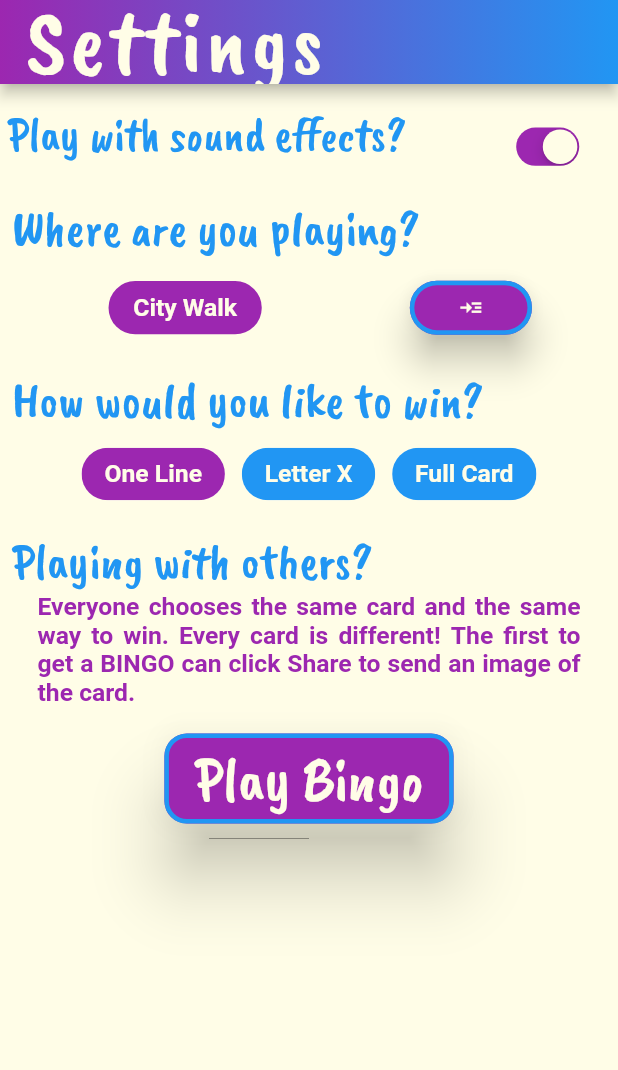
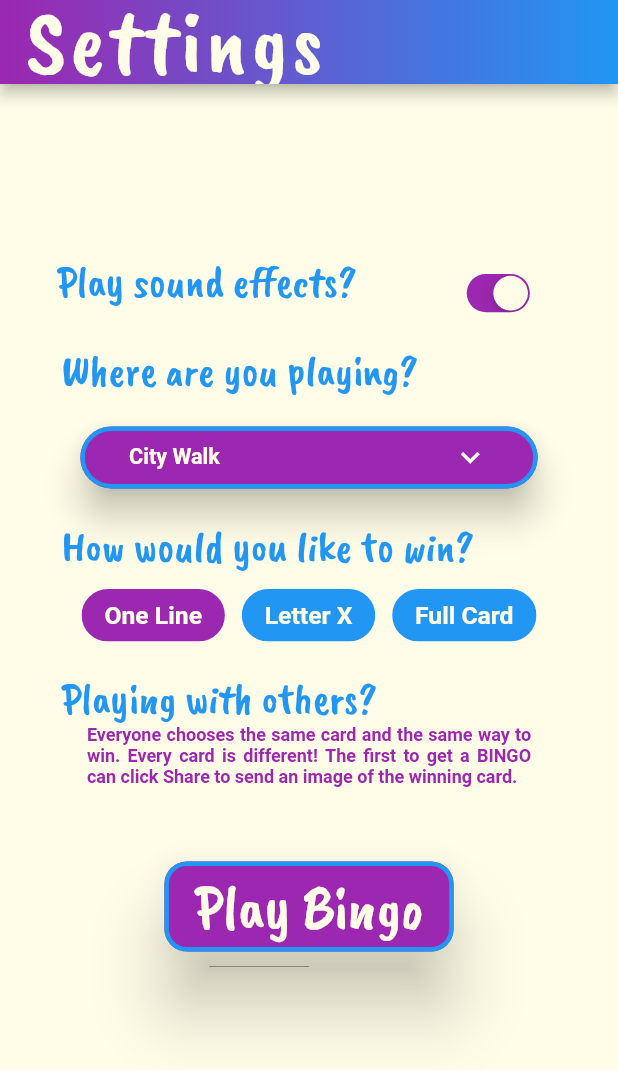
Before and after one commit to emac62/scavenger_bingo, a Flutter app: the screen it shows after launch, after a tap on "Start", on a phone screen of 412 x 824 dp. Shown: the top 1070 px of the screen. Run offline on Flutter 3.47's test engine with Material 2 defaults, Android fonts, the phone set to English and light mode, and no system bars; drawn by our look-alikes of auto_size_text; our stand-ins replace audioplayers, google_mobile_ads, line_awesome_flutter, new_gradient_app_bar, screenshot, share_plus and 1 more; missing offline and left inert: material_dialogs; network calls fail.

Commit message:
add settings prefs

```diff
--- a/lib/intro.dart
+++ b/lib/intro.dart
@@ -1,6 +1,8 @@
 import 'package:auto_size_text/auto_size_text.dart';
 import 'package:flutter/material.dart';
 import 'package:new_gradient_app_bar/new_gradient_app_bar.dart';
+import 'package:provider/provider.dart';
+import 'package:scavenger_hunt_bingo/providers/settings_provider.dart';
 import 'package:scavenger_hunt_bingo/settings.dart';
 import 'package:scavenger_hunt_bingo/widgets/audio.dart';
 import 'package:scavenger_hunt_bingo/widgets/size_config.dart';
@@ -16,9 +18,11 @@ class IntroPage extends StatefulWidget {
 
 class _IntroPageState extends State<IntroPage> {
   bool withSound = true;
+
   @override
   Widget build(BuildContext context) {
     SizeConfig().init(context);
+    var settingsProvider = Provider.of<SettingsProvider>(context);
     return Scaffold(
       appBar: NewGradientAppBar(
         automaticallyImplyLeading: false,
@@ -135,13 +139,11 @@ class _IntroPageState extends State<IntroPage> {
                   padding: const EdgeInsets.fromLTRB(0, 8, 0, 10),
                   child: ElevatedButton(
                     onPressed: () {
-                      playSound('magicalSlice2.mp3');
+                      if (settingsProvider.withSound)
+                        playSound('magicalSlice2.mp3');
                       Navigator.push(
                         context,
-                        MaterialPageRoute(
-                            builder: (context) => SettingsPage(
-                                  withSound: withSound,
-                                )),
+                        MaterialPageRoute(builder: (context) => SettingsPage()),
                       );
                     },
                     child: Padding(
--- a/lib/main.dart
+++ b/lib/main.dart
@@ -1,6 +1,8 @@
 import 'package:flutter/material.dart';
 import 'package:google_mobile_ads/google_mobile_ads.dart';
+import 'package:provider/provider.dart';
 import 'package:scavenger_hunt_bingo/intro.dart';
+import 'package:scavenger_hunt_bingo/providers/settings_provider.dart';
 
 List<String> testDeviceIDs = [
   "8E3C44E0453B296DEDFBA106CDBB59CC", // Samsung S5
@@ -22,7 +24,9 @@ void main() async {
       testDeviceIds: testDeviceIDs);
   MobileAds.instance.updateRequestConfiguration(requestConfiguration);
 
-  runApp(ScavengerBingo());
+  runApp(MultiProvider(
+      providers: [ChangeNotifierProvider(create: (_) => SettingsProvider())],
+      child: ScavengerBingo()));
 }
 
 class ScavengerBingo extends StatefulWidget {
--- /dev/null
+++ b/lib/providers/settings_provider.dart
@@ -0,0 +1,55 @@
+import 'package:flutter/material.dart';
+import 'package:shared_preferences/shared_preferences.dart';
+
+class SettingsProvider with ChangeNotifier {
+  late bool _withSound;
+  late String _selectedBoard;
+  late String _selectedPattern;
+
+  SettingsProvider() {
+    _withSound = true;
+    _selectedBoard = "City Walk";
+    _selectedPattern = "One Line";
+    loadPreferences();
+  }
+
+  bool get withSound => _withSound;
+  String get selectedBoard => _selectedBoard;
+  String get selectedPattern => _selectedPattern;
+
+  void setWithSound(bool withSound) {
+    _withSound = withSound;
+    notifyListeners();
+    savePreferences();
+  }
+
+  void setBoard(String selectedBoard) {
+    _selectedBoard = selectedBoard;
+    notifyListeners();
+    savePreferences();
+  }
+
+  void setPattern(String selectedPattern) {
+    _selectedPattern = selectedPattern;
+    notifyListeners();
+    savePreferences();
+  }
+
+  savePreferences() async {
+    SharedPreferences prefs = await SharedPreferences.getInstance();
+    prefs.setBool('withSound', _withSound);
+    prefs.setString('selectedBoard', _selectedBoard);
+    prefs.setString('selectedPattern', _selectedPattern);
+  }
+
+  loadPreferences() async {
+    SharedPreferences prefs = await SharedPreferences.getInstance();
+    bool? withSound = prefs.getBool('withSound');
+    String? selectedBoard = prefs.getString('selectedBoard');
+    String? selectedPattern = prefs.getString('selectedPattern');
+
+    if (withSound != null) setWithSound(withSound);
+    if (selectedPattern != null) setPattern(selectedPattern);
+    if (selectedBoard != null) setBoard(selectedBoard);
+  }
+}
--- a/lib/settings.dart
+++ b/lib/settings.dart
@@ -2,27 +2,49 @@ import 'package:auto_size_text/auto_size_text.dart';
 import 'package:flutter/cupertino.dart';
 import 'package:flutter/material.dart';
 import 'package:new_gradient_app_bar/new_gradient_app_bar.dart';
+import 'package:provider/provider.dart';
 import 'package:scavenger_hunt_bingo/game_board.dart';
+import 'package:scavenger_hunt_bingo/providers/settings_provider.dart';
 import 'package:scavenger_hunt_bingo/widgets/audio.dart';
 import 'package:scavenger_hunt_bingo/widgets/banner_ad_widget.dart';
 import 'package:scavenger_hunt_bingo/widgets/size_config.dart';
+import 'package:shared_preferences/shared_preferences.dart';
 
 // ignore: must_be_immutable
 class SettingsPage extends StatefulWidget {
-  bool withSound;
-  SettingsPage({Key? key, required this.withSound}) : super(key: key);
-
   @override
   _SettingsPageState createState() => _SettingsPageState();
 }
 
 class _SettingsPageState extends State<SettingsPage> {
   GlobalKey<ScaffoldState> _key = GlobalKey<ScaffoldState>();
-
-  String selectedBoard = 'City Walk';
-  String selectedPattern = 'One Line';
+  var settingsProvider = SettingsProvider();
+  late String selectedBoard;
+  late String selectedPattern;
+  late bool withSound;
 
   BannerAdContainer bannerAdContainer = BannerAdContainer();
+
+  @override
+  void initState() {
+    super.initState();
+    loadPrefs().then((_) {
+      setState(() {
+        withSound = withSound;
+        selectedBoard = selectedBoard;
+        selectedPattern = selectedPattern;
+      });
+    });
+  }
+
+  loadPrefs() async {
+    SharedPreferences savedPref = await SharedPreferences.getInstance();
+    setState(() {
+      withSound = (savedPref.getBool('withSound') ?? true);
+      selectedBoard = (savedPref.getString('selectedBoard') ?? "City Walk");
+      selectedPattern = (savedPref.getString('selectedPattern') ?? "One Line");
+    });
+  }
 
   int cardIndex = 0;
   int winIndex = 0;
@@ -48,6 +70,7 @@ class _SettingsPageState extends State<SettingsPage> {
   ];
 
   List<Widget> winChips() {
+    var settingsProvider = Provider.of<SettingsProvider>(context);
     List<Widget> chips = [];
     for (int i = 0; i < toWin.length; i++) {
       Widget item = Padding(
@@ -63,11 +86,12 @@ class _SettingsPageState extends State<SettingsPage> {
               fontWeight: FontWeight.bold),
           backgroundColor: Colors.blue,
           selectedColor: Colors.purple,
-          selected: winIndex == i,
+          selected: settingsProvider.selectedPattern == toWin[i],
           onSelected: (bool value) {
             setState(() {
               winIndex = i;
               selectedPattern = toWin[i];
+              settingsProvider.setPattern(selectedPattern);
             });
           },
         ),
@@ -81,6 +105,7 @@ class _SettingsPageState extends State<SettingsPage> {
     showDialog(
         context: context,
         builder: (BuildContext context) {
+          var settingsProvider = Provider.of<SettingsProvider>(context);
           //Here we will build the content of the dialog
           return AlertDialog(
             backgroundColor: Colors.yellow[50],
@@ -112,6 +137,7 @@ class _SettingsPageState extends State<SettingsPage> {
                 onSelectionChanged: (choice) {
                   setState(() {
                     selectedBoard = choice;
+                    settingsProvider.setBoard(selectedBoard);
                   });
                 },
               ),
@@ -124,6 +150,7 @@ class _SettingsPageState extends State<SettingsPage> {
   @override
   Widget build(BuildContext context) {
     SizeConfig().init(context);
+    var settingsProvider = Provider.of<SettingsProvider>(context);
     return Scaffold(
       key: _key,
       appBar: NewGradientAppBar(
@@ -143,24 +170,25 @@ class _SettingsPageState extends State<SettingsPage> {
         width: SizeConfig.safeBlockHorizontal * 100,
         height: SizeConfig.safeBlockVertical * 100,
         color: Colors.yellow[50],
+        child: Center(
+          child: Padding(
+            padding: EdgeInsets.symmetric(
+                horizontal: SizeConfig.blockSizeHorizontal * 8),
             child: ListView(
               shrinkWrap: true,
               children: <Widget>[
-            SizedBox(
-              height: SizeConfig.blockSizeVertical / 10,
-            ),
                 Padding(
                   padding: const EdgeInsets.all(5.0),
                   child: Row(
                     mainAxisAlignment: MainAxisAlignment.spaceBetween,
                     children: [
                       Text(
-                    "Play with sound effects?",
+                        "Play sound effects?",
                         textAlign: TextAlign.center,
                         style: TextStyle(
                           color: Colors.blue,
                           fontFamily: 'CaveatBrush',
-                      fontSize: SizeConfig.safeBlockHorizontal * 7.5,
+                          fontSize: SizeConfig.safeBlockHorizontal * 7,
                         ),
                         maxLines: 1,
                       ),
@@ -172,12 +200,13 @@ class _SettingsPageState extends State<SettingsPage> {
                         child: Transform.scale(
                           scale: SizeConfig.blockSizeHorizontal * 0.2,
                           child: CupertinoSwitch(
-                        value: widget.withSound,
+                            value: settingsProvider.withSound,
                             activeColor: Colors.purple,
                             thumbColor: Colors.yellow[50],
                             onChanged: (value) {
                               setState(() {
-                            widget.withSound = value;
+                                withSound = value;
+                                settingsProvider.setWithSound(withSound);
                               });
                             },
                           ),
@@ -197,42 +226,16 @@ class _SettingsPageState extends State<SettingsPage> {
                     style: TextStyle(
                       color: Colors.blue,
                       fontFamily: 'CaveatBrush',
-                  fontSize: SizeConfig.safeBlockHorizontal * 8,
+                      fontSize: SizeConfig.safeBlockHorizontal * 7,
                     ),
                     maxLines: 1,
                   ),
                 ),
                 Padding(
-              padding: const EdgeInsets.fromLTRB(8, 0, 8, 8),
-              child: Row(
-                mainAxisAlignment: MainAxisAlignment.spaceAround,
-                children: [
-                  Padding(
-                    padding: const EdgeInsets.only(left: 15),
-                    child: Container(
-                      decoration: BoxDecoration(
-                        borderRadius: BorderRadius.circular(50),
-                        color: Colors.purple,
-                      ),
-                      child: Padding(
                   padding: EdgeInsets.symmetric(
                       vertical: SizeConfig.blockSizeVertical * 1,
-                            horizontal: SizeConfig.blockSizeHorizontal * 4),
-                        child: AutoSizeText(
-                          selectedBoard,
-                          style: TextStyle(
-                            color: Colors.yellow[50],
-                            fontWeight: FontWeight.bold,
-                            fontSize: SizeConfig.safeBlockHorizontal * 4,
-                          ),
-                          minFontSize: 0,
-                          stepGranularity: 0.1,
-                          maxLines: 1,
-                        ),
-                      ),
-                    ),
-                  ),
-                  ElevatedButton(
+                      horizontal: SizeConfig.blockSizeHorizontal * 5),
+                  child: ElevatedButton(
                       onPressed: () {
                         _showCardDialog();
                       },
@@ -240,10 +243,26 @@ class _SettingsPageState extends State<SettingsPage> {
                         padding: EdgeInsets.symmetric(
                             vertical: SizeConfig.blockSizeVertical * 1,
                             horizontal: SizeConfig.blockSizeHorizontal * 4),
-                        child: Icon(
-                          Icons.read_more,
+                        child: Row(
+                          mainAxisAlignment: MainAxisAlignment.spaceBetween,
+                          children: [
+                            AutoSizeText(
+                              settingsProvider.selectedBoard,
+                              style: TextStyle(
                                 color: Colors.yellow[50],
-                          size: SizeConfig.safeBlockHorizontal * 4,
+                                fontWeight: FontWeight.w600,
+                                fontSize: SizeConfig.safeBlockHorizontal * 3.5,
+                              ),
+                              minFontSize: 0,
+                              stepGranularity: 0.1,
+                              maxLines: 1,
+                            ),
+                            Icon(
+                              Icons.keyboard_arrow_down,
+                              color: Colors.yellow[50],
+                              size: SizeConfig.safeBlockHorizontal * 6,
+                            ),
+                          ],
                         ),
                       ),
                       style: ElevatedButton.styleFrom(
@@ -261,8 +280,6 @@ class _SettingsPageState extends State<SettingsPage> {
                             fontSize: SizeConfig.safeBlockHorizontal * 4,
                             fontWeight: FontWeight.bold),
                       )),
-                ],
-              ),
                 ),
                 SizedBox(
                   height: SizeConfig.blockSizeVertical / 10,
@@ -275,7 +292,7 @@ class _SettingsPageState extends State<SettingsPage> {
                     style: TextStyle(
                       color: Colors.blue,
                       fontFamily: 'CaveatBrush',
-                  fontSize: SizeConfig.safeBlockHorizontal * 8,
+                      fontSize: SizeConfig.safeBlockHorizontal * 7,
                     ),
                     maxLines: 1,
                   ),
@@ -296,7 +313,7 @@ class _SettingsPageState extends State<SettingsPage> {
                     style: TextStyle(
                       color: Colors.blue,
                       fontFamily: 'CaveatBrush',
-                  fontSize: SizeConfig.safeBlockHorizontal * 8,
+                      fontSize: SizeConfig.safeBlockHorizontal * 7,
                     ),
                     maxLines: 1,
                   ),
@@ -304,30 +321,28 @@ class _SettingsPageState extends State<SettingsPage> {
                 Padding(
                   padding: const EdgeInsets.fromLTRB(25, 0, 25, 8),
                   child: AutoSizeText(
-                "Everyone chooses the same card and the same way to win. Every card is different! The first to get a BINGO can click Share to send an image of the card.",
+                    "Everyone chooses the same card and the same way to win. Every card is different! The first to get a BINGO can click Share to send an image of the winning card.",
                     textAlign: TextAlign.justify,
                     style: TextStyle(
                       color: Colors.purple,
                       fontWeight: FontWeight.bold,
-                  fontSize: SizeConfig.safeBlockHorizontal * 4,
+                      fontSize: SizeConfig.safeBlockHorizontal * 2.5,
                     ),
                   ),
                 ),
                 Container(
                   child: Center(
                     child: Padding(
-                  padding: const EdgeInsets.fromLTRB(0, 10, 0, 5),
+                      padding: EdgeInsets.symmetric(
+                          vertical: SizeConfig.blockSizeVertical * 5),
                       child: ElevatedButton(
                           onPressed: () {
-                        if (widget.withSound) playSound('magicalSlice2.mp3');
+                            if (withSound) playSound('magicalSlice2.mp3');
+
                             Navigator.push(
                               context,
                               MaterialPageRoute(
-                              builder: (context) => GameBoard(
-                                    selectedBoard: selectedBoard,
-                                    selectedPattern: selectedPattern,
-                                    withSound: widget.withSound,
-                                  )),
+                                  builder: (context) => GameBoard()),
                             );
                           },
                           child: Padding(
@@ -356,7 +371,9 @@ class _SettingsPageState extends State<SettingsPage> {
               ],
             ),
           ),
-      // bottomNavigationBar: bannerAdContainer,
+        ),
+      ),
+      bottomNavigationBar: bannerAdContainer,
     );
   }
 }
--- a/lib/widgets/dialogs.dart
+++ b/lib/widgets/dialogs.dart
@@ -46,8 +46,7 @@ showWinningDialog(
               stopSound();
               Navigator.push(
                 context,
-                MaterialPageRoute(
-                    builder: (context) => SettingsPage(withSound: withSound)),
+                MaterialPageRoute(builder: (context) => SettingsPage()),
               );
             },
             text: 'New Game',
--- a/pubspec.yaml
+++ b/pubspec.yaml
@@ -37,6 +37,8 @@ dependencies:
   screenshot: ^1.2.3
   path_provider: ^2.0.8
   share_plus: ^3.0.4
+  shared_preferences: ^2.0.12
+  provider: ^6.0.2
 
 dev_dependencies:
   flutter_test:
```
Also changed, not shown: lib/game_board.dart (+43 -36 lines), lib/widgets/bingoBoard.dart (+18 -24 lines), pubspec.lock, 4 other files. Lines whose indentation alone changed are shown as unchanged.
